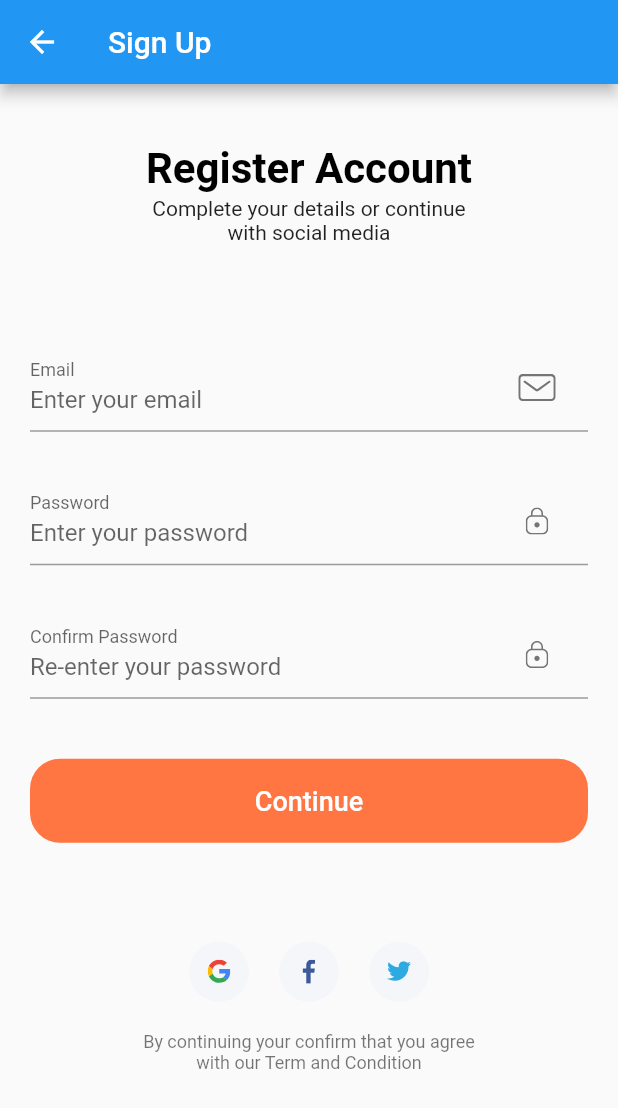
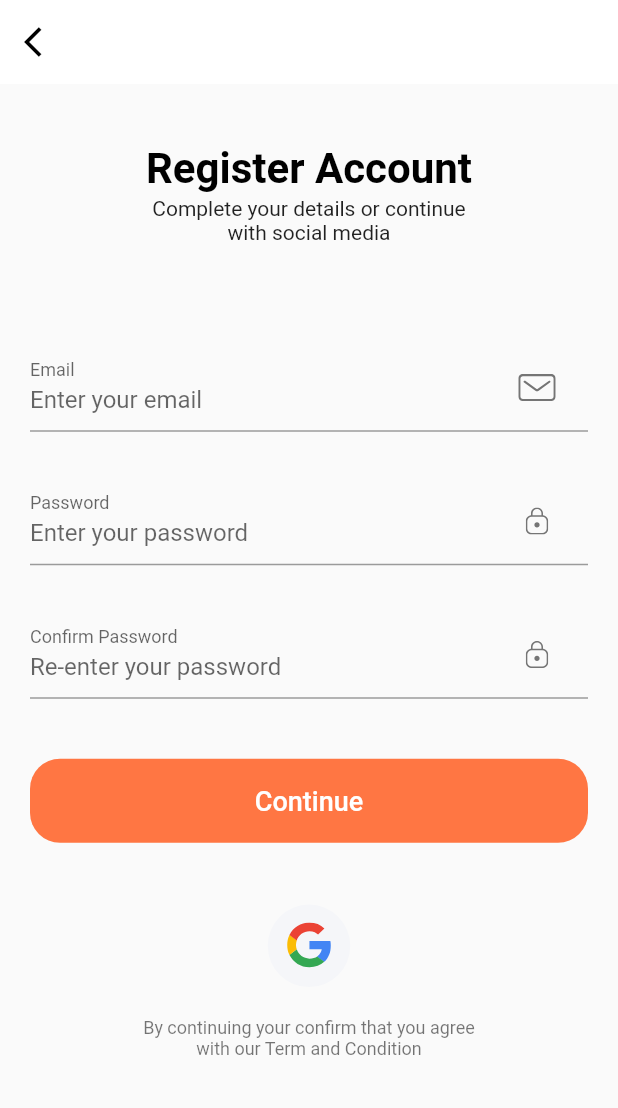
Before and after one commit to daoxuanquan/mysshop, a Flutter app: the screen it shows after launch, after a tap on "Sign Up", on a phone screen of 412 x 824 dp. Shown: the top 1108 px of the screen. Run offline on Flutter 3.47's test engine with Material 2 defaults, Android fonts, the light colour scheme and no system bars; our stand-ins replace dio, flutter_credit_card, flutter_svg, get.

Commit message:
update login ui

```diff
--- a/lib/components/socal_card.dart
+++ b/lib/components/socal_card.dart
@@ -18,8 +18,8 @@ class SocalCard extends StatelessWidget {
       child: Container(
         margin: EdgeInsets.symmetric(horizontal: 10),
         padding: EdgeInsets.all(12),
-        height: 40,
-        width: 40,
+        height: 55,
+        width: 60,
         decoration: BoxDecoration(
           color: Color(0xFFF5F6F9),
           shape: BoxShape.circle,
--- a/lib/screens/forgot_password/forgot_password_screen.dart
+++ b/lib/screens/forgot_password/forgot_password_screen.dart
@@ -8,7 +8,17 @@ class ForgotPasswordScreen extends StatelessWidget {
   Widget build(BuildContext context) {
     return Scaffold(
       appBar: AppBar(
-        title: Text("Forgot Password"),
+        backgroundColor: Colors.white,
+        elevation: 0,
+        leading: InkWell(
+          child: Icon(
+            Icons.arrow_back_ios,
+            color: Colors.black,
+          ),
+          onTap: () {
+            Navigator.pop(context);
+          },
+        ),
       ),
       body: Body(),
     );
--- a/lib/screens/sign_in/components/body.dart
+++ b/lib/screens/sign_in/components/body.dart
@@ -23,6 +23,9 @@ class Body extends StatelessWidget {
                     fontWeight: FontWeight.bold,
                   ),
                 ),
+                SizedBox(
+                  height: 12,
+                ),
                 Text(
                   "Sign in with your email and password  \nor continue with social media",
                   textAlign: TextAlign.center,
@@ -37,14 +40,6 @@ class Body extends StatelessWidget {
                       icon: "assets/icons/google-icon.svg",
                       press: () {},
                     ),
-                    SocalCard(
-                      icon: "assets/icons/facebook-2.svg",
-                      press: () {},
-                    ),
-                    SocalCard(
-                      icon: "assets/icons/twitter.svg",
-                      press: () {},
-                    ),
                   ],
                 ),
                 SizedBox(height: 28),
--- a/lib/screens/sign_in/sign_in_screen.dart
+++ b/lib/screens/sign_in/sign_in_screen.dart
@@ -7,9 +7,9 @@ class SignInScreen extends StatelessWidget {
   @override
   Widget build(BuildContext context) {
     return Scaffold(
-      appBar: AppBar(
-        title: Text("Sign In"),
-      ),
+      // appBar: AppBar(
+      //   title: Text("Sign In"),
+      // ),
       body: Body(),
     );
   }
--- a/lib/screens/sign_up/components/body.dart
+++ b/lib/screens/sign_up/components/body.dart
@@ -24,20 +24,12 @@ class Body extends StatelessWidget {
                 ),
                 SizedBox(height: MediaQuery.of(context).size.height * 0.08),
                 SignUpForm(),
-                SizedBox(height: MediaQuery.of(context).size.height * 0.08),
+                SizedBox(height: MediaQuery.of(context).size.height * 0.05),
                 Row(
                   mainAxisAlignment: MainAxisAlignment.center,
                   children: [
                     SocalCard(
                       icon: "assets/icons/google-icon.svg",
-                      press: () {},
-                    ),
-                    SocalCard(
-                      icon: "assets/icons/facebook-2.svg",
-                      press: () {},
-                    ),
-                    SocalCard(
-                      icon: "assets/icons/twitter.svg",
                       press: () {},
                     ),
                   ],
--- a/lib/screens/sign_up/sign_up_screen.dart
+++ b/lib/screens/sign_up/sign_up_screen.dart
@@ -8,7 +8,17 @@ class SignUpScreen extends StatelessWidget {
   Widget build(BuildContext context) {
     return Scaffold(
       appBar: AppBar(
-        title: Text("Sign Up"),
+        backgroundColor: Colors.white,
+        elevation: 0,
+        leading: InkWell(
+          child: Icon(
+            Icons.arrow_back_ios,
+            color: Colors.black,
+          ),
+          onTap: () {
+            Navigator.pop(context);
+          },
+        ),
       ),
       body: Body(),
     );
```
